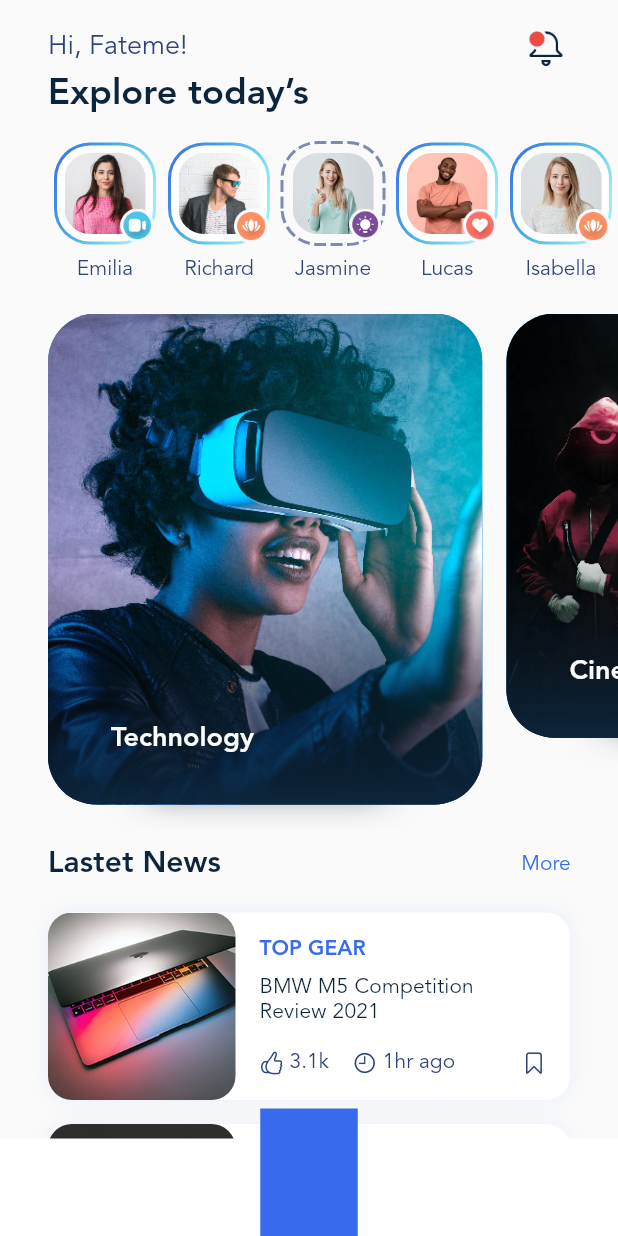
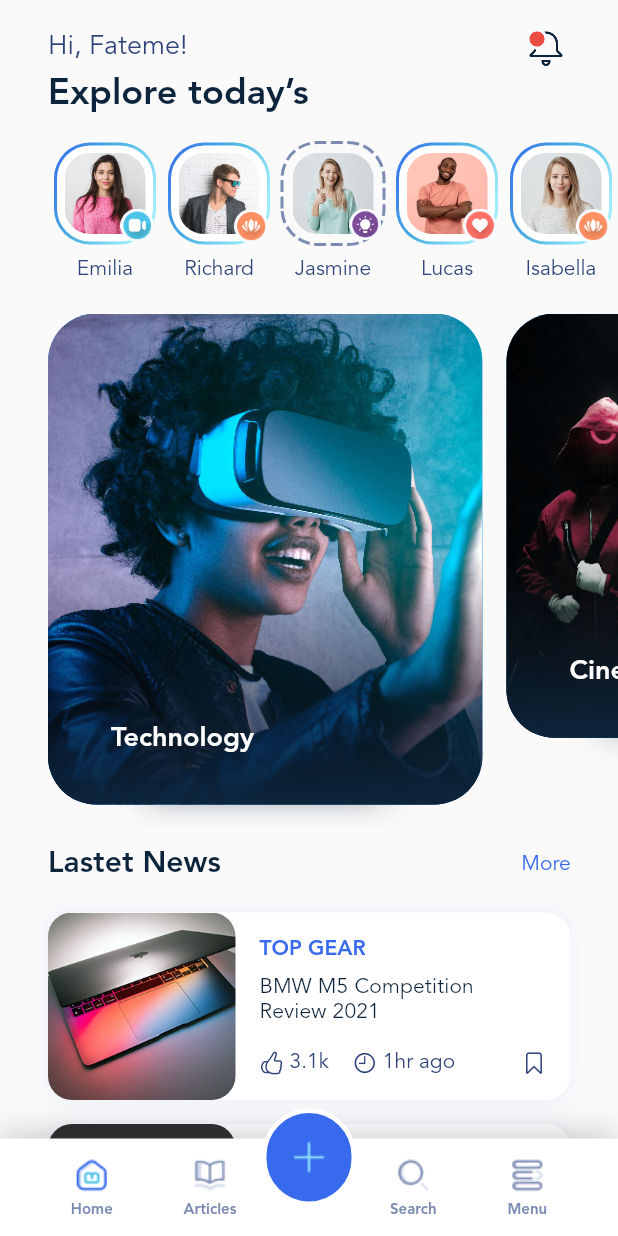
Before and after one commit to lfawtme/blogclub, a Flutter app: the screen it shows after launch, on a phone screen of 412 x 824 dp. Run offline on Flutter 3.47's test engine with Material 2 defaults, Android fonts, the phone set to English and light mode, and no system bars; drawn by our look-alikes of dotted_border; our stand-ins replace flutter_svg.

```diff
--- /dev/null
+++ b/lib/gen/fonts.gen.dart
@@ -0,0 +1,15 @@
+/// GENERATED CODE - DO NOT MODIFY BY HAND
+/// *****************************************************
+///  FlutterGen
+/// *****************************************************
+
+// coverage:ignore-file
+// ignore_for_file: type=lint
+// ignore_for_file: directives_ordering,unnecessary_import,implicit_dynamic_list_literal,deprecated_member_use
+
+class FontFamily {
+  FontFamily._();
+
+  /// Font family: Avenir
+  static const String avenir = 'Avenir';
+}
--- a/lib/main.dart
+++ b/lib/main.dart
@@ -1,15 +1,23 @@
 import 'package:blogclub/carousel/carousel_slider.dart';
 import 'package:blogclub/data.dart';
+import 'package:blogclub/gen/assets.gen.dart';
+import 'package:blogclub/gen/fonts.gen.dart';
 import 'package:flutter/cupertino.dart';
 import 'package:flutter/material.dart';
 import 'package:dotted_border/dotted_border.dart';
+import 'package:flutter/services.dart';
 
 void main() {
+  SystemChrome.setSystemUIOverlayStyle(const SystemUiOverlayStyle(
+    statusBarColor: Colors.white,
+    statusBarIconBrightness: Brightness.dark,
+    systemNavigationBarColor: Colors.white,
+    systemNavigationBarIconBrightness: Brightness.dark,
+  ));
   runApp(const MyApp());
 }
 
 class MyApp extends StatelessWidget {
-  static const defaultFontFamily = 'Avenir';
   const MyApp({super.key});
   // This widget is the root of your application.
   @override
@@ -22,49 +30,54 @@ class MyApp extends StatelessWidget {
       theme: ThemeData(
         textButtonTheme: TextButtonThemeData(
             style: ButtonStyle(
-                textStyle: MaterialStateProperty.all(TextStyle(
+                textStyle: MaterialStateProperty.all(const TextStyle(
           fontSize: 14,
           fontWeight: FontWeight.w400,
-          fontFamily: defaultFontFamily,
+          fontFamily: FontFamily.avenir,
         )))),
         primarySwatch: Colors.blue,
         textTheme: const TextTheme(
             subtitle1: TextStyle(
-              fontFamily: defaultFontFamily,
+              fontFamily: FontFamily.avenir,
               color: secondTextColor,
               fontWeight: FontWeight.w200,
               fontSize: 18,
             ),
             subtitle2: TextStyle(
-              fontFamily: defaultFontFamily,
+              fontFamily: FontFamily.avenir,
               color: primaryTextColor,
               fontWeight: FontWeight.w400,
               fontSize: 14,
             ),
             headline6: TextStyle(
-                fontFamily: defaultFontFamily,
+                fontFamily: FontFamily.avenir,
                 fontWeight: FontWeight.bold,
                 color: primaryTextColor,
                 fontSize: 18),
             headline4: TextStyle(
-                fontFamily: defaultFontFamily,
+                fontFamily: FontFamily.avenir,
                 fontSize: 24,
                 fontWeight: FontWeight.w700,
                 color: primaryTextColor),
             headline5: TextStyle(
-              fontFamily: defaultFontFamily,
+              fontFamily: FontFamily.avenir,
               fontSize: 20,
               color: primaryTextColor,
               fontWeight: FontWeight.w700,
             ),
             bodyText2: TextStyle(
-                fontFamily: defaultFontFamily,
+                fontFamily: FontFamily.avenir,
                 color: secondTextColor,
-                fontSize: 14)),
+                fontSize: 14),
+            caption: TextStyle(
+                fontFamily: FontFamily.avenir,
+                fontSize: 10,
+                fontWeight: FontWeight.w700,
+                color: Color(0xff7B8BB2))),
       ),
       home: Stack(
         children: [
-          Positioned.fill(child: const HomeScreen()),
+          const Positioned.fill(child: HomeScreen()),
           Positioned(bottom: 0, right: 0, left: 0, child: _BottomNavigation())
         ],
       ),
@@ -95,11 +108,7 @@ class HomeScreen extends StatelessWidget {
                       'Hi, Fateme!',
                       style: themeData.textTheme.subtitle1,
                     ),
-                    Image.asset(
-                      'assets/img/icons/notification.png',
-                      width: 32,
-                      height: 32,
-                    ),
+                    Assets.img.icons.notification.image(width: 32, height: 32),
                   ],
                 ),
               ),
@@ -116,7 +125,7 @@ class HomeScreen extends StatelessWidget {
               ),
               const _CategoryList(),
               const _PostList(),
-              SizedBox(
+              const SizedBox(
                 height: 32,
               ),
             ],
@@ -421,7 +430,7 @@ class _Post extends StatelessWidget {
                   Text(
                     post.caption,
                     style: const TextStyle(
-                      fontFamily: MyApp.defaultFontFamily,
+                      fontFamily: FontFamily.avenir,
                       fontWeight: FontWeight.w700,
                       fontSize: 14,
                       color: Color(0xff376AED),
@@ -486,7 +495,7 @@ class _Post extends StatelessWidget {
 class _BottomNavigation extends StatelessWidget {
   @override
   Widget build(BuildContext context) {
-    return Container(
+    return SizedBox(
       height: 85,
       child: Stack(
         children: [
@@ -496,13 +505,50 @@ class _BottomNavigation extends StatelessWidget {
             bottom: 0,
             child: Container(
               height: 65,
-              decoration: BoxDecoration(color: Colors.white),
+              decoration: BoxDecoration(color: Colors.white, boxShadow: [
+                BoxShadow(
+                    blurRadius: 20,
+                    color: const Color(0xff2D2D2D).withOpacity(0.3)),
+              ]),
+              child: Row(
+                mainAxisAlignment: MainAxisAlignment.spaceEvenly,
+                children: const [
+                  BottomNavigationItems(
+                      iconFileName: 'Home.png',
+                      activeIconFileName: 'Home.png',
+                      title: 'Home'),
+                  BottomNavigationItems(
+                      iconFileName: 'Articles.png',
+                      activeIconFileName: 'Articles.png',
+                      title: 'Articles'),
+                  SizedBox(
+                    width: 8,
+                  ),
+                  BottomNavigationItems(
+                      iconFileName: 'Search.png',
+                      activeIconFileName: 'Search.png',
+                      title: 'Search'),
+                  BottomNavigationItems(
+                      iconFileName: 'Menu.png',
+                      activeIconFileName: 'Menu.png',
+                      title: 'Menu'),
+                ],
+              ),
             ),
           ),
           Center(
             child: Container(
               width: 65,
-              color: Color(0xff376AED),
+              height: 85,
+              alignment: Alignment.topCenter,
+              child: Container(
+                height: 65,
+                decoration: BoxDecoration(
+                    borderRadius: BorderRadius.circular(32.5),
+                    color: const Color(0xff376AED),
+                    border: Border.all(color: Colors.white, width: 3)),
+                child: Image.asset('assets/img/icons/plus.png'),
+              ),
             ),
           )
         ],
@@ -510,3 +556,26 @@ class _BottomNavigation extends StatelessWidget {
     );
   }
 }
+
+class BottomNavigationItems extends StatelessWidget {
+  final String iconFileName;
+  final String activeIconFileName;
+  final String title;
+
+  const BottomNavigationItems(
+      {super.key,
+      required this.iconFileName,
+      required this.activeIconFileName,
+      required this.title});
+  @override
+  Widget build(BuildContext context) {
+    return Column(
+      mainAxisAlignment: MainAxisAlignment.center,
+      children: [
+        Image.asset('assets/img/icons/$iconFileName'),
+        const SizedBox(height: 4),
+        Text(title, style: Theme.of(context).textTheme.caption),
+      ],
+    );
+  }
+}
```
Also changed, not shown: lib/gen/assets.gen.dart (added, +333 -0 lines), pubspec.yaml (+8 -1 lines), assets/img/icons/LOGO.svg (added), pubspec.lock.
